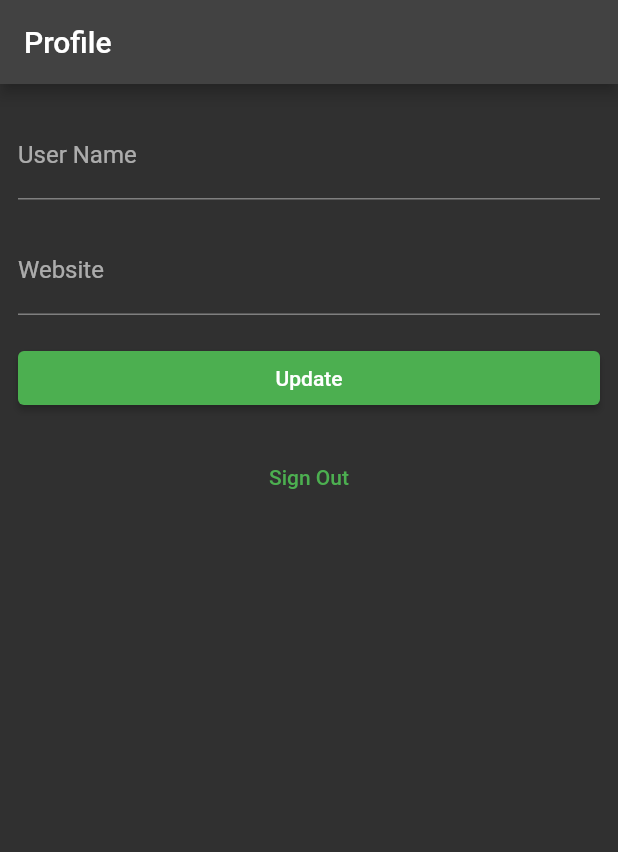
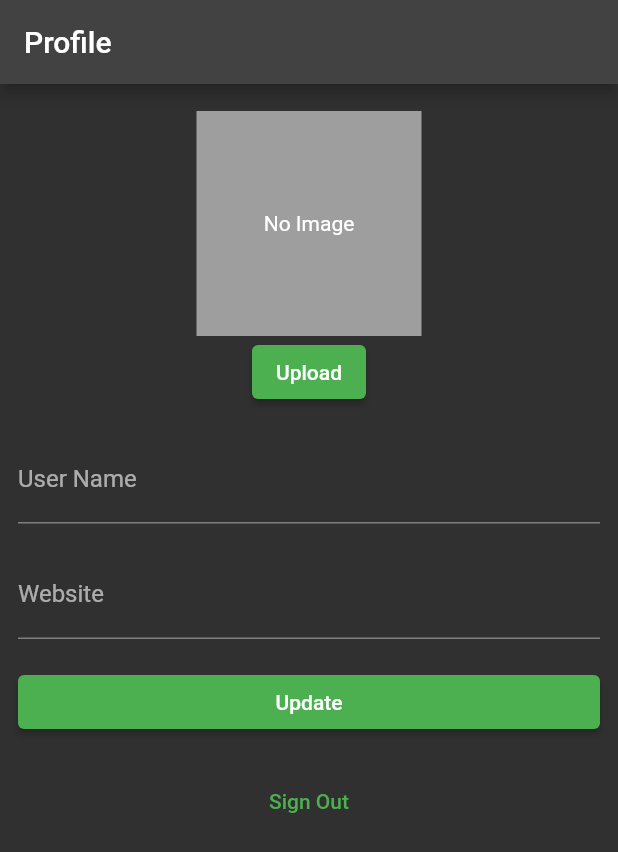
Before and after one commit to ShoshinOleg/supabase_users, a Flutter app: the screen it shows once a user with an empty profile is signed in, on a phone screen of 412 x 824 dp. Shown: the top 852 px of the screen. Run offline on Flutter 3.47's test engine with Material 2 defaults, Android fonts, the phone set to English and light mode, and no system bars; our stand-ins replace image_picker, supabase_flutter; accounts and stored records are empty.

Commit message:
upload avatar to profile (using image_picker library)

```diff
--- /dev/null
+++ b/lib/components/avatar.dart
@@ -0,0 +1,89 @@
+import 'package:flutter/material.dart';
+import 'package:image_picker/image_picker.dart';
+import 'package:supabase_flutter/supabase_flutter.dart';
+import 'package:supabase_users/constants.dart';
+
+class Avatar extends StatefulWidget {
+  const Avatar({
+    super.key,
+    required this.imageUrl,
+    required this.onUpload,
+  });
+
+  final String? imageUrl;
+  final void Function(String) onUpload;
+
+  @override
+  _AvatarState createState() => _AvatarState();
+}
+
+class _AvatarState extends State<Avatar> {
+  bool _isLoading = false;
+
+  @override
+  Widget build(BuildContext context) {
+    return Column(
+      children: [
+        if (widget.imageUrl == null || widget.imageUrl!.isEmpty)
+          Container(
+            width: 150,
+            height: 150,
+            color: Colors.grey,
+            child: const Center(
+              child: Text('No Image'),
+            ),
+          )
+        else
+          Image.network(
+            widget.imageUrl!,
+            width: 150,
+            height: 150,
+            fit: BoxFit.cover,
+          ),
+        ElevatedButton(
+          onPressed: _isLoading ? null : _upload,
+          child: const Text('Upload'),
+        ),
+      ],
+    );
+  }
+
+  Future<void> _upload() async {
+    final picker = ImagePicker();
+    final imageFile = await picker.pickImage(
+      source: ImageSource.gallery,
+      maxWidth: 300,
+      maxHeight: 300,
+    );
+    if (imageFile == null) {
+      return;
+    }
+    setState(() => _isLoading = true);
+
+    try {
+      final bytes = await imageFile.readAsBytes();
+      final fileExt = imageFile.path.split('.').last;
+      final fileName = '${DateTime.now().toIso8601String()}.$fileExt';
+      final filePath = fileName;
+      await supabase.storage.from('avatars').uploadBinary(
+        filePath,
+        bytes,
+        fileOptions: FileOptions(contentType: imageFile.mimeType),
+      );
+      final imageUrlResponse = await supabase.storage
+          .from('avatars')
+          .createSignedUrl(filePath, 60 * 60 * 24 * 365 * 10);
+      widget.onUpload(imageUrlResponse);
+    } on StorageException catch (error) {
+      if (mounted) {
+        context.showErrorSnackBar(message: error.message);
+      }
+    } catch (error) {
+      if (mounted) {
+        context.showErrorSnackBar(message: 'Unexpected error occurred');
+      }
+    }
+
+    setState(() => _isLoading = false);
+  }
+}
--- a/pubspec.yaml
+++ b/pubspec.yaml
@@ -31,6 +31,7 @@
   flutter:
     sdk: flutter
   supabase_flutter: ^1.4.1
+  image_picker: ^0.8.6+4
 
   # The following adds the Cupertino Icons font to your application.
   # Use with the CupertinoIcons class for iOS style icons.
```
Also changed, not shown: lib/pages/account-page.dart (+31 -0 lines), pubspec.lock, 1 other file.
